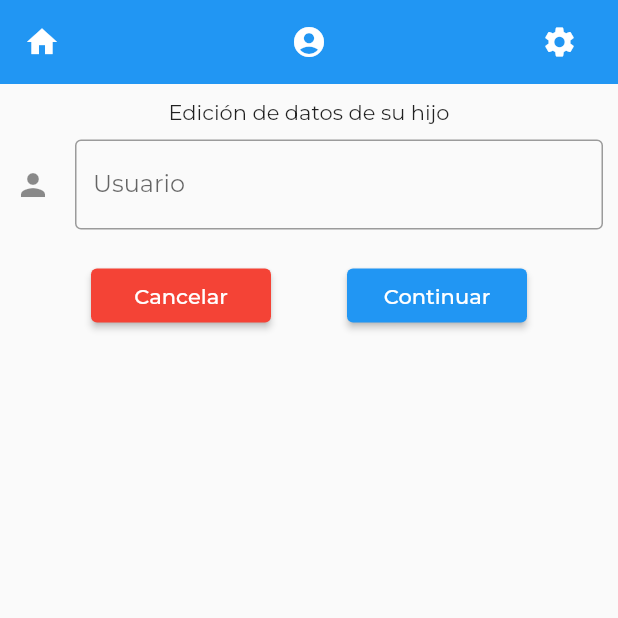
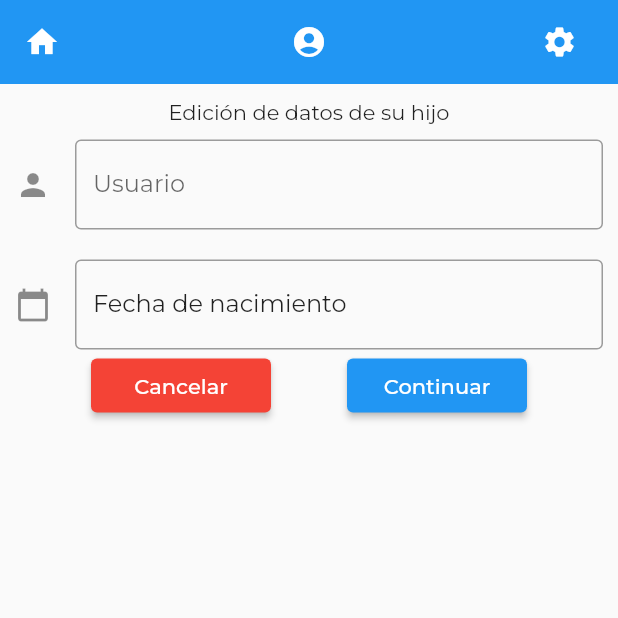
Before and after one commit to LinoMacKay/WeatherProject, a Flutter app: the ChildrenUpdateView screen opened directly with empty values, on a phone screen of 412 x 824 dp, the top half of it. Run offline on Flutter 3.47's test engine with Material 2 defaults, Android fonts, the phone set to English and light mode, and no system bars; our stand-ins replace auto_route, geolocator, rxdart, shared_preferences; missing offline and left inert: back_button_interceptor, dart:ffi; accounts and stored records are empty.

Commit message:
Cambios update-view

```diff
--- a/lib/model/UpdateChildDto.dart
+++ b/lib/model/UpdateChildDto.dart
@@ -6,7 +6,7 @@ class UpdateChildDto {
   UpdateChildDto({id, name,birthday});
 
   Map<String, dynamic> toJson() =>
-      {'Id': id, 'Name': name};
+      {'Id': id, 'Name': name, 'Birthday': birthday};
 
 
   factory UpdateChildDto.fromJson(Map<String, dynamic> childJson) {
--- a/lib/views/children/update/children_update_view.dart
+++ b/lib/views/children/update/children_update_view.dart
@@ -8,6 +8,7 @@ import '../../../core/bloc/createChildBloc.dart';
 import '../../../core/provider/childProvider.dart';
 import '../../../model/ChildDto.dart';
 import '../../../model/UpdateChildDto.dart';
+import '../../../router/routes.dart';
 import '../../../utils/Utils.dart';
 
 class ChildrenUpdateView extends StatelessWidget {
@@ -16,6 +17,8 @@ class ChildrenUpdateView extends StatelessWidget {
 
   UpdateChildDto updateChildDto = UpdateChildDto();
   ChildProvider childProvider = ChildProvider();
+  TextEditingController _dateController = TextEditingController();
+
 
   @override
   Widget build(BuildContext context) {
@@ -36,21 +39,6 @@ class ChildrenUpdateView extends StatelessWidget {
                   mainAxisAlignment: MainAxisAlignment.spaceBetween,
                   crossAxisAlignment: CrossAxisAlignment.start,
                   children: <Widget>[
-                    /*AppTextForm(
-                      width: 300,
-                      label: 'Nombre',
-                      controller: nameController,
-                      focusNode: nameFocusNode,
-                      style: const TextStyle(),
-                      preffix: Icons.person,
-                    ),
-                    const SizedBox(height: 10),
-                    AppDateForm(
-                      preffix: Icons.calendar_today,
-                      label: 'Fecha de Nacimiento',
-                      style: const TextStyle(),
-                      controller: birthdayController,
-                    ),*/
                     TextFormField(
                         initialValue: child.name,
                         decoration: InputDecoration(
@@ -70,22 +58,46 @@ class ChildrenUpdateView extends StatelessWidget {
                             return null;
                           }
                         }),
-                    /*TextFormField(
-                    initialValue: formatNacimiento(child.birthday),
+                    const SizedBox(height: 20),
+                    TextFormField(
+                    key: Key(updateChildDto.birthday.toString()),
+                    controller: _dateController,
+                    style: TextStyle(
+                        color: Theme.of(context).textTheme.bodyText1!.color),
+                    textInputAction: TextInputAction.next,
+                    onChanged: (value) {
+                      updateChildDto.birthday = DateTime.parse(value).toString();
+                    },
+                    onTap: () {
+                      showDatePicker(
+                              context: context,
+                              initialDate: DateTime.parse(child.birthday),
+                              firstDate: DateTime(1950),
+                              lastDate: DateTime.now())
+                          .then((date) {
+                        String dateFormat =
+                            "${date!.year.toString()}-${date.month.toString().padLeft(2, '0')}-${date.day.toString().padLeft(2, '0')}";
+                        updateChildDto.birthday = dateFormat;
+                        //widget.changeBirthday(dateFormat);
+                          });
+                    },
                     decoration: InputDecoration(
-                        icon: Icon(Icons.person),
+                        icon: Icon(Icons.calendar_today),
                         border: OutlineInputBorder(
                           borderSide: BorderSide(width: 1, color: Colors.black),
                         ),
-                        labelText: 'Birthday'),
-                  ),*/
-                    const SizedBox(height: 20),
+                        labelText: 'Fecha de nacimiento',
+                        labelStyle: TextStyle(
+                            color:
+                                Theme.of(context).textTheme.bodyText1!.color)),
+                  ),
                     Row(
                       mainAxisAlignment: MainAxisAlignment.spaceEvenly,
                       children: <Widget>[
                         AppButton(
                             onPressed: () {
-                              Utils.mainNavigator.currentState!.pop();
+                              Utils.homeNavigator.currentState!
+                              .pop();
                             },
                             text: 'Cancelar',
                             width: 120,
```
Also changed, not shown: lib/views/children/summary/children_summary_view.dart (+1 -12 lines), lib/views/children/edit/children_edit_view.dart (deleted).
